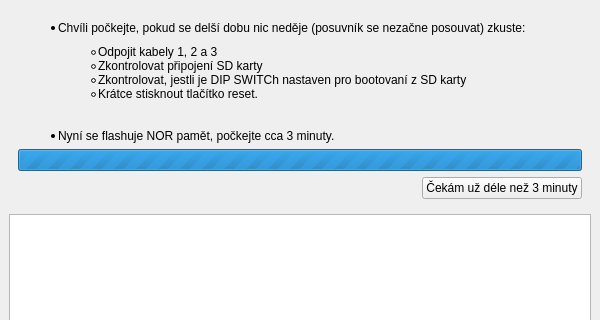
This is gui/installer.ui in turris-cz/rtools-gui as Qt 5 draws it before an edit; both pictures show x 0 to 600 and y 90 to 410 of the 600 by 500 pixel window. The edited form follows.
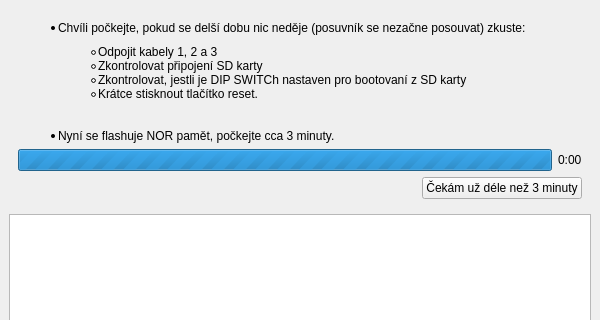
This is the edited form. The open tabs and pages were chosen to show the change. Icons and pictures are not drawn.

```diff
--- a/gui/installer.ui
+++ b/gui/installer.ui
@@ -301,6 +301,8 @@
          </widget>
         </item>
         <item>
+         <layout class="QHBoxLayout" name="horizontalLayout_14">
+          <item>
          <widget class="QProgressBar" name="flashProgressBar">
           <property name="minimum">
            <number>0</number>
@@ -314,6 +316,15 @@
          </widget>
         </item>
         <item>
+           <widget class="QLabel" name="flashSpentLabel">
+            <property name="text">
+             <string>0:00</string>
+            </property>
+           </widget>
+          </item>
+         </layout>
+        </item>
+        <item>
          <layout class="QHBoxLayout" name="horizontalLayout_9">
           <item>
            <spacer name="horizontalSpacer_8">
```
Left out of the diff: 7 changed lines with no effect on the pictures. Lines whose indentation alone changed are shown as unchanged.
